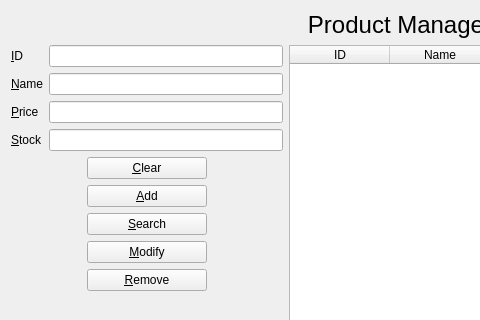
Qt form productform.ui (ChunJeong27/CRMMiniProject) before a commit; both pictures show x 0 to 480 and y 0 to 320 of the 800 by 600 pixel window.
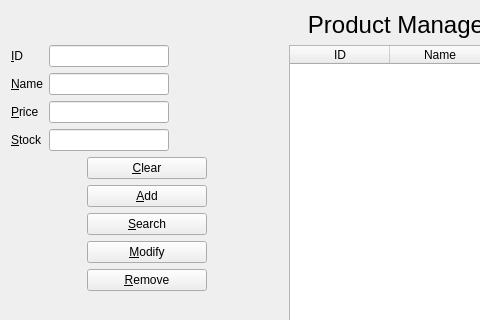
The same form after that commit.

The edit to the form file:
```diff
--- a/productform.ui
+++ b/productform.ui
@@ -46,7 +46,14 @@
           </widget>
          </item>
          <item row="0" column="1">
-          <widget class="QLineEdit" name="idLineEdit"/>
+          <widget class="QLineEdit" name="idLineEdit">
+           <property name="maximumSize">
+            <size>
+             <width>120</width>
+             <height>16777215</height>
+            </size>
+           </property>
+          </widget>
          </item>
          <item row="1" column="0">
           <widget class="QLabel" name="label_2">
@@ -59,7 +66,14 @@
           </widget>
          </item>
          <item row="1" column="1">
-          <widget class="QLineEdit" name="nameLineEdit"/>
+          <widget class="QLineEdit" name="nameLineEdit">
+           <property name="maximumSize">
+            <size>
+             <width>120</width>
+             <height>16777215</height>
+            </size>
+           </property>
+          </widget>
          </item>
          <item row="2" column="0">
           <widget class="QLabel" name="label_3">
@@ -72,7 +86,14 @@
           </widget>
          </item>
          <item row="2" column="1">
-          <widget class="QLineEdit" name="priceLineEdit"/>
+          <widget class="QLineEdit" name="priceLineEdit">
+           <property name="maximumSize">
+            <size>
+             <width>120</width>
+             <height>16777215</height>
+            </size>
+           </property>
+          </widget>
          </item>
          <item row="3" column="0">
           <widget class="QLabel" name="label_4">
@@ -85,7 +106,14 @@
           </widget>
          </item>
          <item row="3" column="1">
-          <widget class="QLineEdit" name="stockLineEdit"/>
+          <widget class="QLineEdit" name="stockLineEdit">
+           <property name="maximumSize">
+            <size>
+             <width>120</width>
+             <height>16777215</height>
+            </size>
+           </property>
+          </widget>
          </item>
         </layout>
        </item>
```
